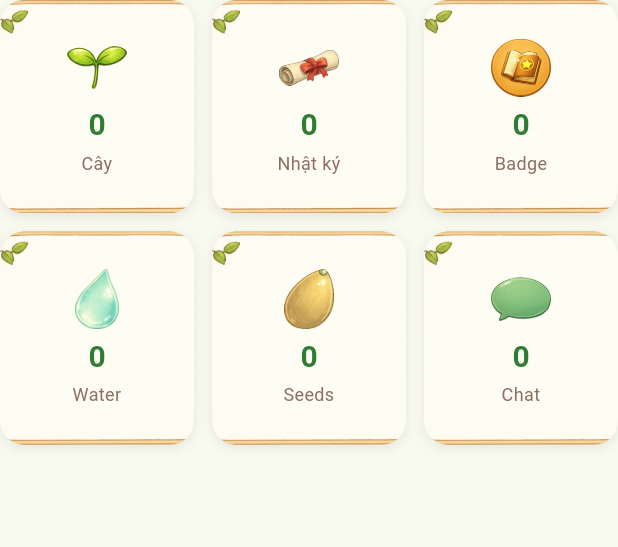
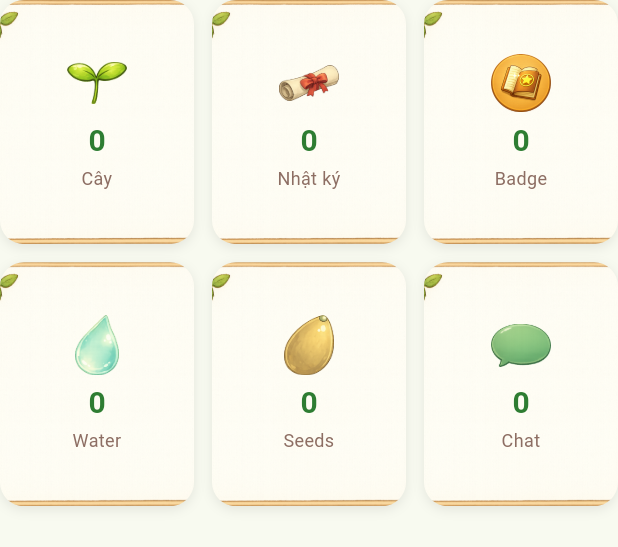
Before and after one commit to hkchi-pham/flutter_mental_health_app, a Flutter app: the StatsGrid widget shown alone on an empty page, opened directly with empty values, on a phone screen of 412 x 824 dp. Shown: the top 547 px of the screen. Run offline on Flutter 3.47's test engine with Material 3 defaults, Android fonts, the phone set to English and light mode, and no system bars; our stand-ins replace connectivity_plus, flutter_secure_storage, google_fonts, shared_preferences; accounts and stored records are empty; network calls fail.

Commit message:
feat(13-05): profile grid reflows into columns + tiled divider (no enlarge)
- StatsGrid: replace fixed 3-col layout with width-driven column count;
  target card size ~148px kept constant, columns = max(3, floor((w+gap)/(148+gap)))
  clamped to 6; phone stays 3-col/2-row, tablet expands to 4-5 cols, wide
  desktop fills a single row of 6 at the same card size.
- childAspectRatio derived from fixed targetCardWidth×1.1 height so cards
  stay square-ish regardless of column count; icon size still clamped 30-40px.
- Skeleton grid updated to use same responsive column-count formula.
- Divider: replaced single stretched image with LayoutBuilder + tiled Row
  of branch copies at fixed 56px height / 330px width each; phone → 1 branch,
  iPad (~700dp) → 2 branches, wide desktop → 3+; ClipRect prevents overflow.
- flutter analyze lib/features/profile/: 0 issues.

```diff
--- a/lib/features/profile/presentation/widgets/stats_grid.dart
+++ b/lib/features/profile/presentation/widgets/stats_grid.dart
@@ -13,19 +13,39 @@ const String _iconWater = 'assets/ui_icons/icons/dewdrop_icon_@3x.png';
 const String _iconSeed = 'assets/ui_icons/icons/seed_icon_@3x.png';
 const String _iconChat = 'assets/ui_icons/icons/chat_icon_@3x.png';
 
-/// A 3-column × 2-row grid of stat cards showing the user's counts.
+/// The target width of a single stat card in logical pixels.
+/// Derived from phone layout: (360px screen − 32px padding − 24px gaps) / 3 ≈ 101px.
+/// We use ~148px to match the card size seen on a typical phone (≈360–400dp wide).
+const double _targetCardWidth = 148.0;
+
+/// Gap between cards (matches the profile section's 12 px gaps).
+const double _cardGap = 12.0;
+
+/// Total number of stat cards — clamps the max column count.
+const int _totalCards = 6;
+
+/// A responsive grid of stat cards showing the user's counts.
 ///
 /// Card order (design guide): Cây | Nhật ký | Badge | Water | Seeds | Chat.
 ///
+/// Reflow behaviour:
+///   - Each card is kept at [_targetCardWidth] (≈148 dp) — it does NOT enlarge.
+///   - The column count is derived from the available width so extra space is
+///     filled by showing MORE columns at the same card size, mirroring the
+///     Journal tab's responsive approach:
+///       `columns = max(3, floor((width + gap) / (targetCardWidth + gap)))`
+///     clamped to at most [_totalCards] (6) so the grid is never wider than
+///     one full row. Phone → 3 col / 2 rows; tablet/iPad → 4–5 col; wide
+///     desktop → 6 col / 1 row.
+///   - childAspectRatio is computed from [_targetCardWidth] so the card height
+///     stays consistent regardless of column count (cards are square-ish).
+///
 /// [StatsGrid] takes a loaded [ProfileUser].
 /// [StatsGrid.skeleton] renders the same grid with pulsing placeholder cards.
-///
-/// Fix 3: Wrapped in [LayoutBuilder] so card sizing is driven by available
-/// width, making the grid scale proportionally across phone→tablet widths.
 class StatsGrid extends StatelessWidget {
   const StatsGrid({super.key, required this.user}) : _skeleton = false;
 
-  /// Skeleton loading variant — same 3-col grid, muted placeholder cards.
+  /// Skeleton loading variant — same responsive grid, muted placeholder cards.
   const StatsGrid.skeleton({super.key})
       : user = null,
         _skeleton = true;
@@ -37,39 +57,48 @@ class StatsGrid extends StatelessWidget {
   Widget build(BuildContext context) {
     return LayoutBuilder(
       builder: (context, constraints) {
-        // Responsive card sizing: fill available width with 3 cols + gaps.
-        const int crossAxisCount = 3;
-        const double horizontalPadding = 0; // grid padding within this widget
-        const double crossAxisSpacing = 12.0;
-        const double mainAxisSpacing = 12.0;
+        final double availableWidth = constraints.maxWidth;
 
-        final double totalSpacing =
-            crossAxisSpacing * (crossAxisCount - 1) + horizontalPadding * 2;
+        // Compute how many columns of [_targetCardWidth] cards fit in the
+        // available width, starting from a minimum of 3 (phone default).
+        // Formula: (width + gap) / (cardWidth + gap) — the +gap on the
+        // numerator accounts for the fact that the last card has no trailing
+        // gap. Clamp between 3 and totalCards.
+        final int columns = ((availableWidth + _cardGap) /
+                (_targetCardWidth + _cardGap))
+            .floor()
+            .clamp(3, _totalCards);
+
+        // Keep the card width close to [_targetCardWidth].  On a phone the
+        // three cards will fill the row exactly; on wider screens there may be
+        // a small amount of extra space distributed by the GridView.
         final double cardWidth =
-            (constraints.maxWidth - totalSpacing) / crossAxisCount;
+            (availableWidth - _cardGap * (columns - 1)) / columns;
 
-        // Cards are roughly square with a slight taller ratio for content room.
-        final double cardHeight = cardWidth * 1.1;
+        // Cards are roughly square-ish with a little extra height for content.
+        const double cardHeight = _targetCardWidth * 1.1;
         final double childAspectRatio = cardWidth / cardHeight;
 
+        // Icon size: ~33% of card width, clamped to 30–40 logical px.
+        final double iconSize = (cardWidth * 0.33).clamp(30.0, 40.0);
+
         return GridView.count(
-          crossAxisCount: crossAxisCount,
+          crossAxisCount: columns,
           shrinkWrap: true,
           physics: const NeverScrollableScrollPhysics(),
-          crossAxisSpacing: crossAxisSpacing,
-          mainAxisSpacing: mainAxisSpacing,
+          crossAxisSpacing: _cardGap,
+          mainAxisSpacing: _cardGap,
           childAspectRatio: childAspectRatio,
-          children:
-              _skeleton ? _buildSkeletonCards() : _buildStatCards(cardWidth),
+          children: _skeleton
+              ? _buildSkeletonCards()
+              : _buildStatCards(iconSize),
         );
       },
     );
   }
 
-  List<Widget> _buildStatCards(double cardWidth) {
+  List<Widget> _buildStatCards(double iconSize) {
     final u = user!;
-    // Icon size: ~33% of card width, clamped to 30–40 logical px.
-    final double iconSize = (cardWidth * 0.33).clamp(30.0, 40.0);
     return [
       _StatCard(
         iconPath: _iconTree,
@@ -123,7 +152,7 @@ class StatsGrid extends StatelessWidget {
   }
 
   List<Widget> _buildSkeletonCards() {
-    return List.generate(6, (_) => const _SkeletonCard());
+    return List.generate(_totalCards, (_) => const _SkeletonCard());
   }
 }
 
```
Also changed, not shown: lib/features/profile/presentation/profile_screen.dart (+38 -7 lines).
